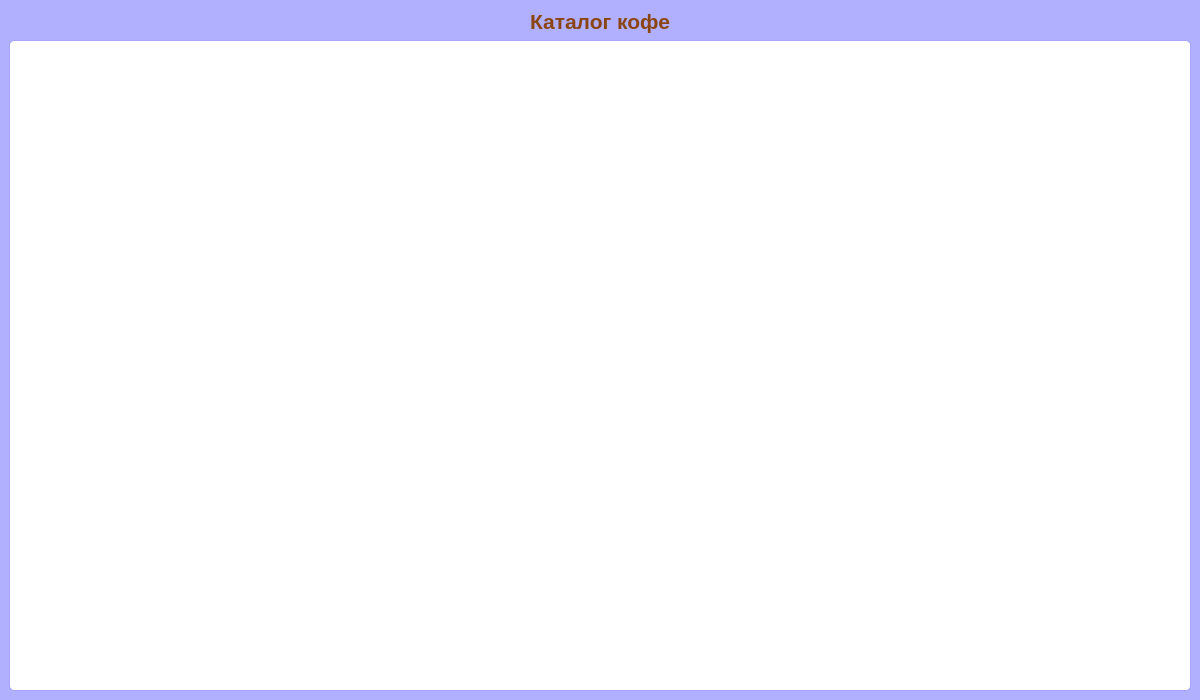
Old version of the form main.ui in the repository progaVolt/Esspreso_LMS.
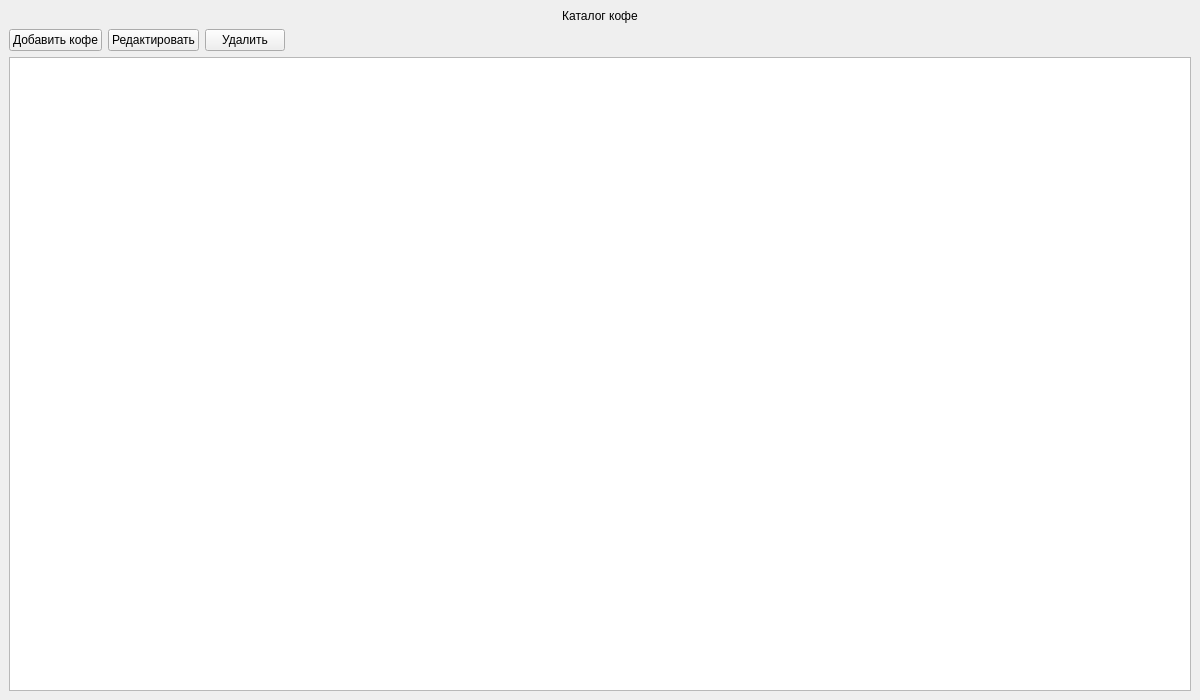
New version of the form.

What changed in the file:
```diff
--- a/main.ui
+++ b/main.ui
@@ -13,35 +13,56 @@
   <property name="windowTitle">
    <string>Каталог кофе</string>
   </property>
-  <property name="styleSheet">
-   <string notr="true">
-QMainWindow {
-    background-color: #383838ff;
-}
-QTableWidget {
-    background-color: white;
-    border: 1px solid #8c7f7fff;
-    border-radius: 5px;
-    gridline-color: #4f3a3aff;
-}
-QHeaderView::section {
-    background-color: #8B4513;
-    color: white;
-    padding: 8px;
-    border: none;
-    font-weight: bold;
-}
-   </string>
-  </property>
   <widget class="QWidget" name="centralwidget">
    <layout class="QVBoxLayout" name="verticalLayout">
     <item>
      <widget class="QLabel" name="label">
       <property name="text">
-       <string>&lt;html&gt;&lt;head/&gt;&lt;body&gt;&lt;p align=&quot;center&quot;&gt;&lt;span style=&quot; font-size:16pt; font-weight:700; color:#8b4513;&quot;&gt;Каталог кофе&lt;/span&gt;&lt;/p&gt;&lt;/body&gt;&lt;/html&gt;</string>
+       <string>Каталог кофе</string>
+      </property>
+      <property name="alignment">
+       <set>Qt::AlignCenter</set>
       </property>
      </widget>
     </item>
+    <item>
+     <layout class="QHBoxLayout" name="horizontalLayout">
+      <item>
+       <widget class="QPushButton" name="addButton">
+        <property name="text">
+         <string>Добавить кофе</string>
+        </property>
+       </widget>
+      </item>
+      <item>
+       <widget class="QPushButton" name="editButton">
+        <property name="text">
+         <string>Редактировать</string>
+        </property>
+       </widget>
+      </item>
+      <item>
+       <widget class="QPushButton" name="deleteButton">
+        <property name="text">
+         <string>Удалить</string>
+        </property>
+       </widget>
+      </item>
+      <item>
+       <spacer name="horizontalSpacer">
+        <property name="orientation">
+         <enum>Qt::Horizontal</enum>
+        </property>
+        <property name="sizeHint" stdset="0">
+         <size>
+          <width>40</width>
+          <height>20</height>
+         </size>
+        </property>
+       </spacer>
+      </item>
+     </layout>
+    </item>
     <item>
      <widget class="QTableWidget" name="tableWidget">
       <property name="alternatingRowColors">
@@ -59,24 +80,6 @@
       <property name="sortingEnabled">
        <bool>true</bool>
       </property>
-      <attribute name="horizontalHeaderCascadingSectionResizes">
-       <bool>true</bool>
-      </attribute>
-      <attribute name="horizontalHeaderHighlightSections">
-       <bool>false</bool>
-      </attribute>
-      <attribute name="horizontalHeaderMinimumSectionSize">
-       <number>80</number>
-      </attribute>
-      <attribute name="horizontalHeaderStretchLastSection">
-       <bool>true</bool>
-      </attribute>
-      <attribute name="verticalHeaderVisible">
-       <bool>true</bool>
-      </attribute>
-      <attribute name="verticalHeaderHighlightSections">
-       <bool>false</bool>
-      </attribute>
      </widget>
     </item>
    </layout>
```
Left out of the diff: 5 changed lines with no effect on the pictures.
